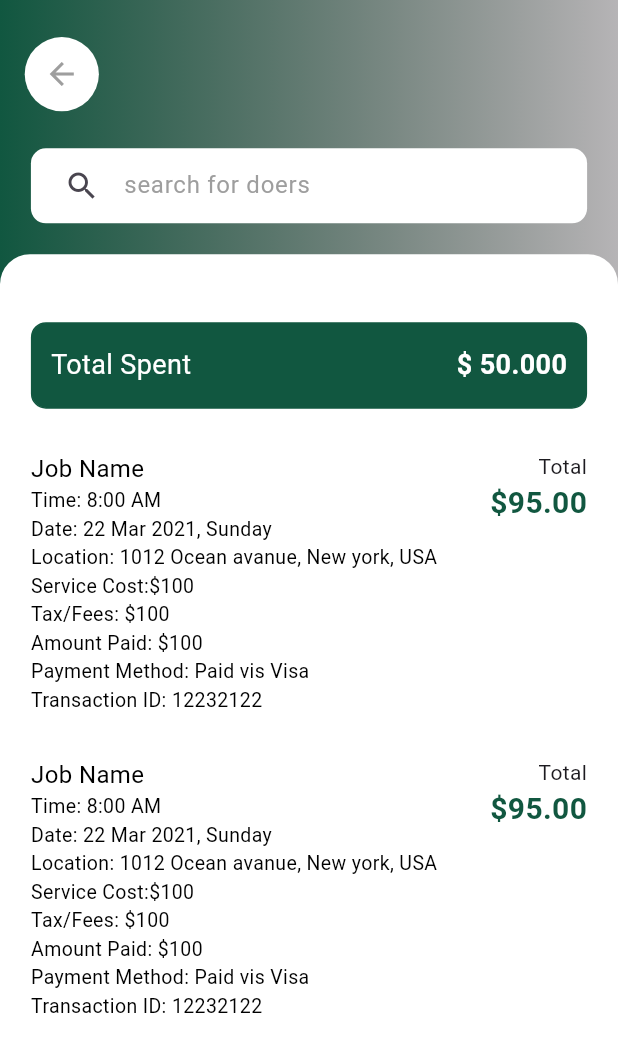
After one commit to allaharakha786/Multi-vender, a Flutter app: the DashboadScreen screen opened directly, on a phone screen of 412 x 824 dp. The commit adds this screen. Shown: the top 1052 px of the screen. Run offline on Flutter 3.47's test engine with Material 3 defaults, Android fonts, the phone set to English and light mode, and no system bars; our stand-ins replace country_picker, flutter_screenutil, flutter_svg, get; project files that could hold a hidden picture were left out.

Commit message:
front end done

```diff
--- a/lib/main.dart
+++ b/lib/main.dart
@@ -33,7 +33,7 @@ class MyApp extends StatelessWidget {
       designSize: Size(mediaQuerySize.width, mediaQuerySize.height),
       minTextAdapt: true,
       splitScreenMode: true,
-      child: GetMaterialApp(debugShowCheckedModeBanner: false, home: VeriCodeScreen()),
+      child: GetMaterialApp(debugShowCheckedModeBanner: false, home: BottomNavigationBarScreen()),
     );
   }
 }
--- a/lib/view/screens/authentication/signIn/welcomeback_signin.dart
+++ b/lib/view/screens/authentication/signIn/welcomeback_signin.dart
@@ -58,8 +58,8 @@ class WelcomebackSignin extends StatelessWidget {
                     }
                     return null;
                   },
-                  isPrefixIcon: true,
-                  prefixIcon: Obx(
+                  isSuffixIcon: true,
+                  suffixIcon: Obx(
                     () => IconButton(
                       icon: Icon(
                         passwordController.isPasswordVisible.value ? Icons.visibility : Icons.visibility_off,
--- a/lib/view/screens/bottom_navigation_bar.dart
+++ b/lib/view/screens/bottom_navigation_bar.dart
@@ -1,5 +1,8 @@
 import 'package:flutter/material.dart';
 import 'package:get/get.dart';
+import 'package:multi_vender/view/screens/choose_account.dart';
+import 'package:multi_vender/view/screens/choose_payment_method.dart';
+import 'package:multi_vender/view/screens/dashboard.dart';
 import 'package:multi_vender/view/screens/doers_home_screen.dart';
 import 'package:multi_vender/view/screens/job_information.dart';
 import 'package:multi_vender/view/screens/poster_home_screen.dart';
@@ -12,7 +15,7 @@ class BottomNavigationBarScreen extends StatefulWidget {
 }
 
 RxInt selectedIndex = 0.obs;
-List<Widget> screens = [PosterHomeScreen(), JobInformation()];
+List<Widget> screens = [PosterHomeScreen(), ChoosePaymentMethod()];
 
 class _BottomNavigationBarScreenState extends State<BottomNavigationBarScreen> {
   @override
--- /dev/null
+++ b/lib/view/screens/dashboard.dart
@@ -0,0 +1,158 @@
+import 'package:flutter/material.dart';
+import 'package:flutter_screenutil/flutter_screenutil.dart';
+import 'package:multi_vender/controllers/utils/app_colors.dart';
+import 'package:multi_vender/controllers/utils/app_textstyles.dart';
+import 'package:multi_vender/view/widgets/arrow_back_button.dart';
+import 'package:multi_vender/view/widgets/customField.dart';
+import 'package:multi_vender/view/widgets/custom_button.dart';
+
+class DashboadScreen extends StatelessWidget {
+  DashboadScreen({super.key});
+
+  @override
+  Widget build(BuildContext context) {
+    Size mediaQuerySize = MediaQuery.of(context).size;
+    return Scaffold(
+      body: SafeArea(
+        child: Container(
+          height: mediaQuerySize.height.h,
+          width: mediaQuerySize.width.w,
+          decoration: BoxDecoration(
+              gradient: LinearGradient(
+            begin: Alignment.topLeft,
+            end: Alignment.topRight,
+            colors: [AppColors.buttonColor, Color.fromARGB(78, 18, 28, 16)],
+          )),
+          child: Column(
+            children: [
+              Padding(
+                padding: EdgeInsets.symmetric(vertical: mediaQuerySize.height * 0.03, horizontal: mediaQuerySize.width * 0.04),
+                child: ArrowBackButton(
+                  backgroundColor: AppColors.whiteColor,
+                ),
+              ),
+              CustomField(
+                color: Colors.white,
+                text: 'search for doers',
+                isPrefixIcon: true,
+                prefixIcon: Icon(Icons.search),
+              ),
+              SizedBox(
+                height: mediaQuerySize.height * 0.025.h,
+              ),
+              Expanded(
+                child: Container(
+                  width: mediaQuerySize.width,
+                  decoration: BoxDecoration(
+                    borderRadius: BorderRadius.only(topLeft: Radius.circular(20), topRight: Radius.circular(20)),
+                    color: Colors.white,
+                  ),
+                  child: Padding(
+                    padding: EdgeInsets.symmetric(horizontal: mediaQuerySize.width * 0.05.w, vertical: mediaQuerySize.height * 0.025.h),
+                    child: SingleChildScrollView(
+                      child: Column(
+                        crossAxisAlignment: CrossAxisAlignment.start,
+                        children: [
+                          SizedBox(
+                            height: mediaQuerySize.height * 0.03.h,
+                          ),
+                          Container(
+                              height: mediaQuerySize.height * 0.07,
+                              width: mediaQuerySize.width * 0.9,
+                              decoration: BoxDecoration(border: Border.all(color: AppColors.buttonColor), color: AppColors.buttonColor, borderRadius: BorderRadius.circular(10)),
+                              child: Padding(
+                                padding: EdgeInsets.symmetric(horizontal: mediaQuerySize.width * 0.03),
+                                child: Row(
+                                  mainAxisAlignment: MainAxisAlignment.spaceBetween,
+                                  children: [
+                                    Text(
+                                      'Total Spent',
+                                      style: AppTextstyles.simpleText(),
+                                    ),
+                                    Text(
+                                      '\$ 50.000',
+                                      style: AppTextstyles.simpleTextBold(),
+                                    )
+                                  ],
+                                ),
+                              )),
+                          Padding(
+                            padding: EdgeInsets.symmetric(vertical: mediaQuerySize.height * 0.035.h),
+                            child: Row(
+                              crossAxisAlignment: CrossAxisAlignment.start,
+                              children: [
+                                Expanded(
+                                  child: Column(
+                                    crossAxisAlignment: CrossAxisAlignment.start,
+                                    children: [
+                                      Text('Job Name', style: AppTextstyles.simpleText().copyWith(color: AppColors.blackColor, fontSize: 16)),
+                                      Text('Time: 8:00 AM', style: AppTextstyles.simpleText().copyWith(color: AppColors.blackColor, fontSize: 13)),
+                                      Text('Date: 22 Mar 2021, Sunday', style: AppTextstyles.simpleText().copyWith(color: AppColors.blackColor, fontSize: 13)),
+                                      Text('Location: 1012 Ocean avanue, New york, USA', style: AppTextstyles.simpleText().copyWith(color: AppColors.blackColor, fontSize: 13)),
+                                      Text('Service Cost:\$100', style: AppTextstyles.simpleText().copyWith(color: AppColors.blackColor, fontSize: 13)),
+                                      Text('Tax/Fees: \$100', style: AppTextstyles.simpleText().copyWith(color: AppColors.blackColor, fontSize: 13)),
+                                      Text('Amount Paid: \$100', style: AppTextstyles.simpleText().copyWith(color: AppColors.blackColor, fontSize: 13)),
+                                      Text('Payment Method: Paid vis Visa', style: AppTextstyles.simpleText().copyWith(color: AppColors.blackColor, fontSize: 13)),
+                                      Text('Transaction ID: 12232122', style: AppTextstyles.simpleText().copyWith(color: AppColors.blackColor, fontSize: 13))
+                                    ],
+                                  ),
+                                ),
+                                Column(
+                                  mainAxisAlignment: MainAxisAlignment.start,
+                                  crossAxisAlignment: CrossAxisAlignment.end,
+                                  children: [
+                                    Text('Total'),
+                                    Text(
+                                      '\$95.00',
+                                      style: AppTextstyles.simpleTextBold().copyWith(color: AppColors.buttonColor, fontSize: 20),
+                                    )
+                                  ],
+                                )
+                              ],
+                            ),
+                          ),
+                          Row(
+                            crossAxisAlignment: CrossAxisAlignment.start,
+                            children: [
+                              Expanded(
+                                child: Column(
+                                  crossAxisAlignment: CrossAxisAlignment.start,
+                                  children: [
+                                    Text('Job Name', style: AppTextstyles.simpleText().copyWith(color: AppColors.blackColor, fontSize: 16)),
+                                    Text('Time: 8:00 AM', style: AppTextstyles.simpleText().copyWith(color: AppColors.blackColor, fontSize: 13)),
+                                    Text('Date: 22 Mar 2021, Sunday', style: AppTextstyles.simpleText().copyWith(color: AppColors.blackColor, fontSize: 13)),
+                                    Text('Location: 1012 Ocean avanue, New york, USA', style: AppTextstyles.simpleText().copyWith(color: AppColors.blackColor, fontSize: 13)),
+                                    Text('Service Cost:\$100', style: AppTextstyles.simpleText().copyWith(color: AppColors.blackColor, fontSize: 13)),
+                                    Text('Tax/Fees: \$100', style: AppTextstyles.simpleText().copyWith(color: AppColors.blackColor, fontSize: 13)),
+                                    Text('Amount Paid: \$100', style: AppTextstyles.simpleText().copyWith(color: AppColors.blackColor, fontSize: 13)),
+                                    Text('Payment Method: Paid vis Visa', style: AppTextstyles.simpleText().copyWith(color: AppColors.blackColor, fontSize: 13)),
+                                    Text('Transaction ID: 12232122', style: AppTextstyles.simpleText().copyWith(color: AppColors.blackColor, fontSize: 13))
+                                  ],
+                                ),
+                              ),
+                              Column(
+                                mainAxisAlignment: MainAxisAlignment.start,
+                                crossAxisAlignment: CrossAxisAlignment.end,
+                                children: [
+                                  Text('Total'),
+                                  Text(
+                                    '\$95.00',
+                                    style: AppTextstyles.simpleTextBold().copyWith(color: AppColors.buttonColor, fontSize: 20),
+                                  )
+                                ],
+                              )
+                            ],
+                          ),
+                        ],
+                      ),
+                    ),
+                  ),
+                ),
+              )
+            ],
+          ),
+        ),
+      ),
+    );
+  }
+}
--- a/lib/view/widgets/arrow_back_button.dart
+++ b/lib/view/widgets/arrow_back_button.dart
@@ -13,8 +13,6 @@ class ArrowBackButton extends StatelessWidget {
     Size mediaQuerySize = MediaQuery.of(context).size;
     return Align(
       alignment: Alignment.centerLeft,
-      child: Padding(
-        padding: const EdgeInsets.only(top: 49, left: 11),
       child: Container(
         height: mediaQuerySize.height * 0.06.h,
         width: mediaQuerySize.width * 0.12.w,
@@ -25,7 +23,6 @@ class ArrowBackButton extends StatelessWidget {
             },
             icon: Icon(Icons.arrow_back, color: arrowColor ?? Colors.grey)),
       ),
-      ),
     );
   }
 }
--- a/lib/view/widgets/customField.dart
+++ b/lib/view/widgets/customField.dart
@@ -1,5 +1,3 @@
-import 'package:flutter/material.dart';
-import 'package:flutter_screenutil/flutter_screenutil.dart';
 import 'package:flutter/material.dart';
 import 'package:flutter_screenutil/flutter_screenutil.dart';
 import 'package:get/get.dart';
@@ -7,7 +5,6 @@ import 'package:get/get.dart';
 import 'package:multi_vender/controllers/getxControllers/password_controller.dart';
 
 class CustomField extends StatelessWidget {
-  // final IconData? suffixIcon;
   bool isPrefixIcon;
   bool isSuffixIcon;
   Widget? prefixIcon;
@@ -16,7 +13,16 @@ class CustomField extends StatelessWidget {
   String? Function(String?)? validator;
   final String text;
 
-  CustomField({super.key, required this.text, this.suffixIcon, this.isPrefixIcon = false, this.isSuffixIcon = false, this.prefixIcon, this.color, this.validator});
+  CustomField({
+    super.key,
+    required this.text,
+    this.suffixIcon,
+    this.isPrefixIcon = false,
+    this.isSuffixIcon = false,
+    this.prefixIcon,
+    this.color,
+    this.validator,
+  });
 
   @override
   Widget build(BuildContext context) {
@@ -24,38 +30,24 @@ class CustomField extends StatelessWidget {
 
     Size mediaQuerySize = MediaQuery.of(context).size;
     return Container(
-      height: mediaQuerySize.height * 0.08.h, // Slightly increased height for better spacing
       width: mediaQuerySize.width * 0.9.w,
       decoration: BoxDecoration(
         color: color ?? Colors.grey.withOpacity(0.3),
-        // boxShadow: [
-        //   BoxShadow(
-        //     blurRadius: 4,
-        //     spreadRadius: 0,
-        //     offset: Offset(0, 3),
-        //     color: Colors.grey.withOpacity(0.3), // Shadow color
-        //   ),
-        // ],
         borderRadius: BorderRadius.circular(10),
       ),
       child: Padding(
         padding: const EdgeInsets.symmetric(horizontal: 10),
         child: TextFormField(
           validator: validator,
-
           decoration: InputDecoration(
-            prefixIcon: isPrefixIcon
-                ? prefixIcon
-                : SizedBox(
-                    width: 0,
-                  ),
-            suffixIcon: isSuffixIcon ? suffixIcon : SizedBox(), // Show icon only if it's not null
+            prefixIcon: isPrefixIcon ? prefixIcon : null,
+            suffixIcon: isSuffixIcon ? suffixIcon : null,
             contentPadding: EdgeInsets.symmetric(horizontal: 5, vertical: 13),
             hintText: text,
-            border: InputBorder.none, // Removes the underline
-            hintStyle: TextStyle(color: Colors.grey), // Customize hint style
+            border: InputBorder.none,
+            hintStyle: TextStyle(color: Colors.grey),
           ),
-          style: TextStyle(color: Colors.black), // Customize input text style
+          style: TextStyle(color: Colors.black),
         ),
       ),
     );
```
Also changed, not shown: lib/view/screens/choose_account.dart (added, +91 -0 lines), lib/view/screens/choose_payment_method.dart (added, +93 -0 lines), lib/view/screens/job_information.dart (+5 -2 lines), lib/view/screens/jobs.dart (deleted, +0 -16 lines), assets/images/bank_transfer.png (added), assets/images/easy_paisa.png (added), assets/images/jazz_cash.png (added). Lines whose indentation alone changed are shown as unchanged.
